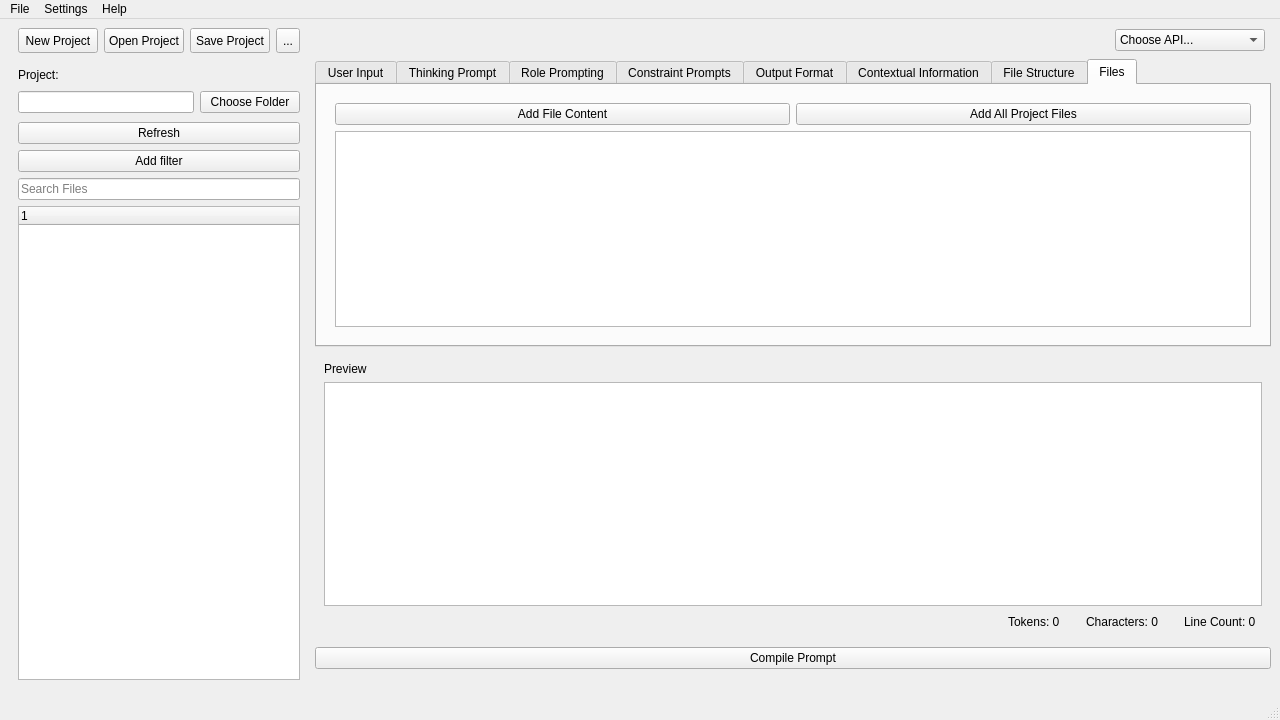
First picture: the form in ui/ui_main_window.ui, repository carboni123/IsolatePromptComposer, before the edit.
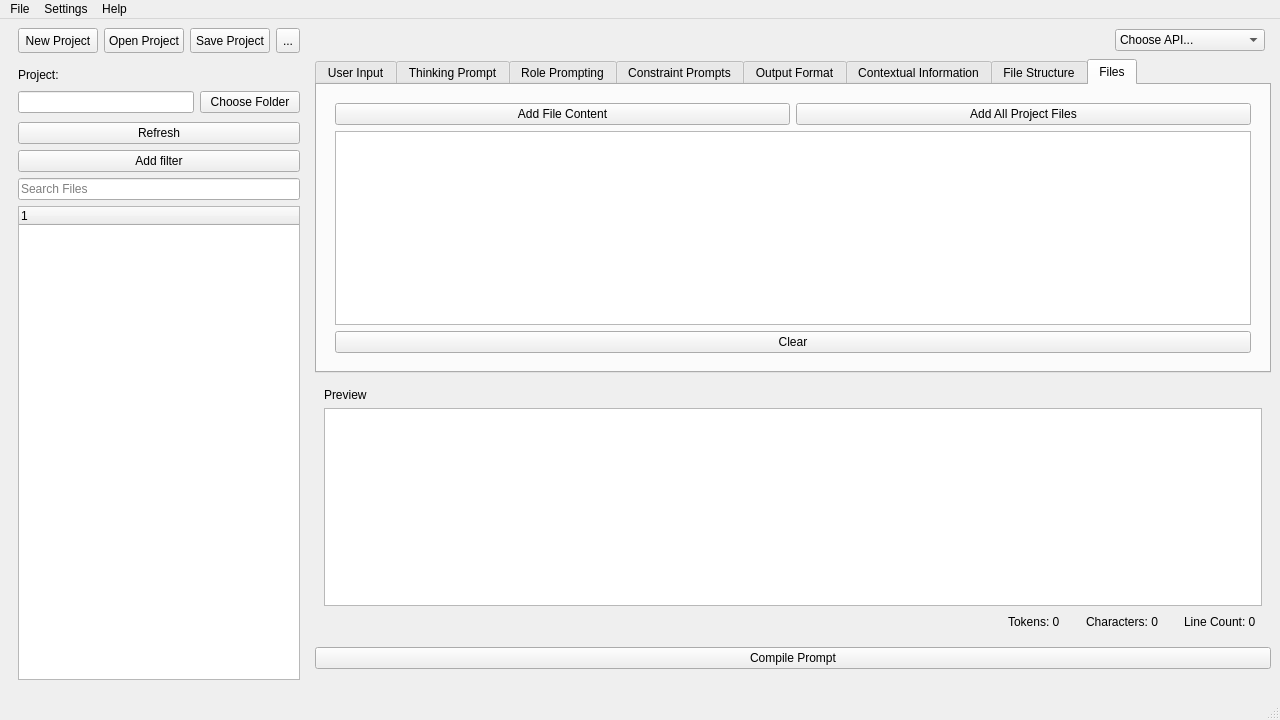
Second picture: the form after the edit. The open tabs and pages were chosen to show the change.

Diff of the .ui file:
```diff
--- a/ui/ui_main_window.ui
+++ b/ui/ui_main_window.ui
@@ -613,6 +613,13 @@
                <item>
                 <widget class="QPlainTextEdit" name="tedit_tab5"/>
                </item>
+               <item>
+                <widget class="QPushButton" name="pb_clear_files_selection">
+                 <property name="text">
+                  <string>Clear</string>
+                 </property>
+                </widget>
+               </item>
               </layout>
              </widget>
             </item>
```
